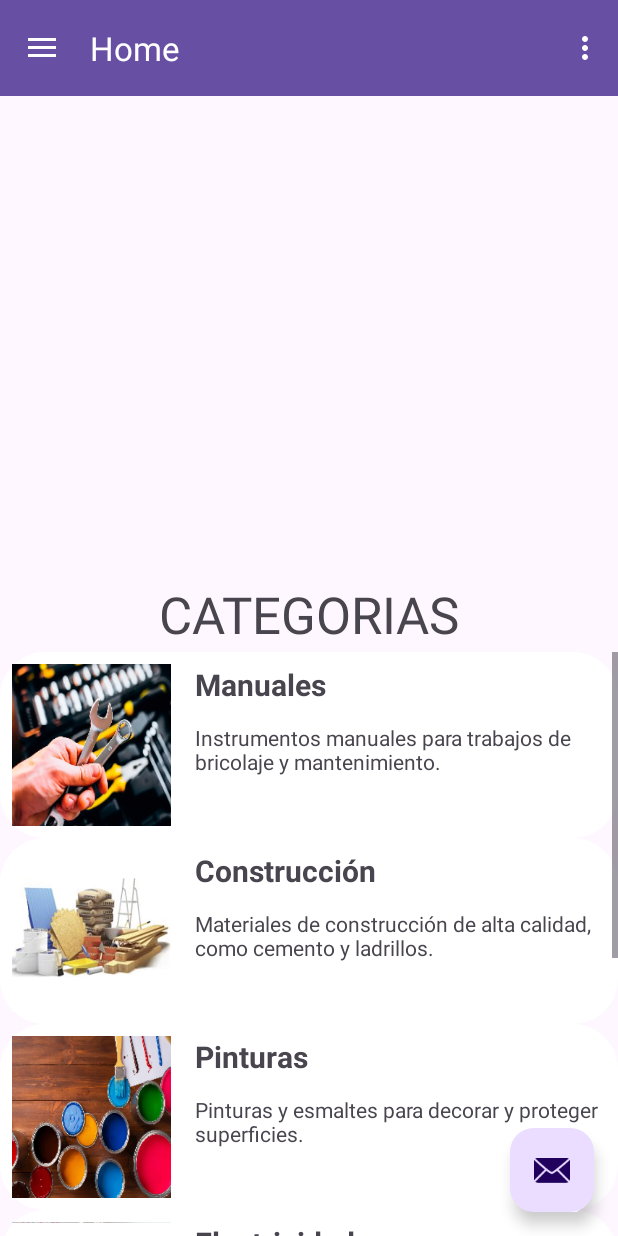
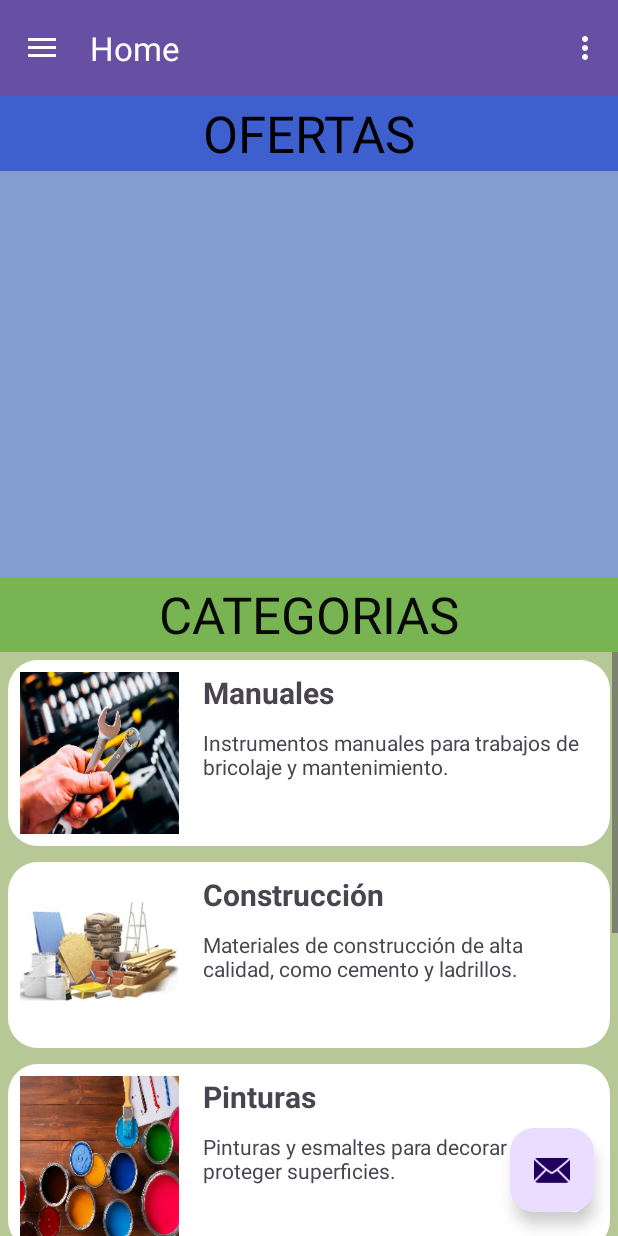
Before and after one commit to Juniors17904/Ferreteria, an Android app: the MenuActivity screen opened directly, with no data from a screen before it, on a phone screen of 412 x 824 dp. Run offline under Robolectric (Android 15) with nearby library versions, the phone set to English and light mode, and no system bars; our stand-ins replace navigation-ui.

Commit message:
cuarta entrega

```diff
--- a/app/src/main/java/com/example/ferreteria/CategoriaAdapter.java
+++ b/app/src/main/java/com/example/ferreteria/CategoriaAdapter.java
@@ -5,6 +5,7 @@ import android.view.View;
 import android.view.ViewGroup;
 import android.widget.ImageView;
 import android.widget.TextView;
+import android.util.Log; // Importar Log
 
 import androidx.annotation.NonNull;
 import androidx.recyclerview.widget.RecyclerView;
@@ -16,15 +17,18 @@ import java.util.List;
 public class CategoriaAdapter extends RecyclerView.Adapter<CategoriaAdapter.CategoriaViewHolder> {
 
     private List<Categoria> categorias;
+    private static final String TAG = "CategoriaAdapter";
 
     public CategoriaAdapter(List<Categoria> categorias) {
         this.categorias = categorias;
+        Log.i(TAG, "Adaptador de categorías inicializado con " + categorias.size() + " categorías.");
     }
 
     @NonNull
     @Override
     public CategoriaViewHolder onCreateViewHolder(@NonNull ViewGroup parent, int viewType) {
         View view = LayoutInflater.from(parent.getContext()).inflate(R.layout.item_categoria, parent, false);
+        Log.i(TAG, "onCreateViewHolder: Creando nueva vista para el elemento de categoría.");
         return new CategoriaViewHolder(view);
     }
 
@@ -34,10 +38,12 @@ public class CategoriaAdapter extends RecyclerView.Adapter<CategoriaAdapter.Cate
         holder.nombreTextView.setText(categoria.getNombre());
         holder.descripcionTextView.setText(categoria.getDescripcion());
         holder.imagenImageView.setImageResource(categoria.getImagen());
+        Log.i(TAG, "onBindViewHolder: Asociando datos a la posición " + position + ", Categoría: " + categoria.getNombre());
     }
 
     @Override
     public int getItemCount() {
+        Log.i(TAG, "getItemCount: Total de categorías: " + categorias.size());
         return categorias.size();
     }
 
@@ -50,6 +56,7 @@ public class CategoriaAdapter extends RecyclerView.Adapter<CategoriaAdapter.Cate
             imagenImageView = itemView.findViewById(R.id.imagenCategoria);
             nombreTextView = itemView.findViewById(R.id.nombreCategoria);
             descripcionTextView = itemView.findViewById(R.id.descripcionCategoria);
+            Log.i(TAG, "CategoriaViewHolder: Vista del elemento de categoría inicializada.");
         }
     }
 }
--- a/app/src/main/java/com/example/ferreteria/MenuActivity.java
+++ b/app/src/main/java/com/example/ferreteria/MenuActivity.java
@@ -34,11 +34,12 @@ public class MenuActivity extends AppCompatActivity {
     private CategoriaAdapter adapter;
     private List<Categoria> categorias;
 
-    private static final String TAG = "MenuActivity"; // Etiqueta para los logs
+    private static final String TAG = "MenuActivity";
 
     @Override
     protected void onCreate(Bundle savedInstanceState) {
         super.onCreate(savedInstanceState);
+        Log.i("----------------------------------", "--------------------------------------");
 
         //-------------- Binding: Usa View Binding para simplificar la gestión de vistas.----------------
         binding = ActivityMenuBinding.inflate(getLayoutInflater());
@@ -78,10 +79,27 @@ public class MenuActivity extends AppCompatActivity {
         Log.i(TAG, "onCreate: NavigationView configurado con NavController");
 
         // Inicializar RecyclerView
-        initRecyclerView();
+        //initRecyclerViewCategorias();
     }
 
-    private void initRecyclerView() {
+    @Override
+    public boolean onCreateOptionsMenu(Menu menu) {
+        // Inflar el menú; esto añade elementos a la barra de acción si está presente.
+        getMenuInflater().inflate(R.menu.menu, menu);
+        Log.i(TAG, "onCreateOptionsMenu: Menú inflado");
+        return true;
+    }
+
+    @Override
+    public boolean onSupportNavigateUp() {
+        NavController navController = Navigation.findNavController(this, R.id.nav_host_fragment_content_menu2);
+        Log.i(TAG, "onSupportNavigateUp: Navegando hacia arriba");
+        return NavigationUI.navigateUp(navController, mAppBarConfiguration)
+                || super.onSupportNavigateUp();
+    }
+
+
+    private void initRecyclerViewCategorias() {
         Log.i(TAG, "initRecyclerView: Inicializando RecyclerView");
         recyclerView = findViewById(R.id.recyclerViewCategorias);
         recyclerView.setLayoutManager(new LinearLayoutManager(this));
@@ -123,20 +141,4 @@ public class MenuActivity extends AppCompatActivity {
         recyclerView.setAdapter(adapter);
         Log.i(TAG, "initRecyclerView: Adaptador configurado con " + categorias.size() + " categorías");
     }
-
-    @Override
-    public boolean onCreateOptionsMenu(Menu menu) {
-        // Inflar el menú; esto añade elementos a la barra de acción si está presente.
-        getMenuInflater().inflate(R.menu.menu, menu);
-        Log.i(TAG, "onCreateOptionsMenu: Menú inflado");
-        return true;
-    }
-
-    @Override
-    public boolean onSupportNavigateUp() {
-        NavController navController = Navigation.findNavController(this, R.id.nav_host_fragment_content_menu2);
-        Log.i(TAG, "onSupportNavigateUp: Navegando hacia arriba");
-        return NavigationUI.navigateUp(navController, mAppBarConfiguration)
-                || super.onSupportNavigateUp();
-    }
 }
--- a/app/src/main/java/com/example/ferreteria/servicios/ConectaDB.java
+++ b/app/src/main/java/com/example/ferreteria/servicios/ConectaDB.java
@@ -173,4 +173,6 @@ public class ConectaDB extends SQLiteOpenHelper {
         Log.i(TAG, "Todas las categorías fueron insertadas correctamente.");
     }
 
+
+
 }
--- a/app/src/main/java/com/example/ferreteria/ui/home/HomeFragment.java
+++ b/app/src/main/java/com/example/ferreteria/ui/home/HomeFragment.java
@@ -3,12 +3,13 @@ package com.example.ferreteria.ui.home;
 import android.database.Cursor;
 import android.database.sqlite.SQLiteDatabase;
 import android.os.Bundle;
+import android.util.Log;
 import android.view.LayoutInflater;
 import android.view.View;
 import android.view.ViewGroup;
+
 import androidx.annotation.NonNull;
 import androidx.fragment.app.Fragment;
-import androidx.lifecycle.ViewModelProvider;
 import androidx.recyclerview.widget.LinearLayoutManager;
 import androidx.recyclerview.widget.RecyclerView;
 
@@ -28,25 +29,51 @@ public class HomeFragment extends Fragment {
     private RecyclerView recyclerView;
     private CategoriaAdapter adapter;
     private List<Categoria> categorias;
+    private static final String TAG = "HOME FRAGMENT";
 
     public View onCreateView(@NonNull LayoutInflater inflater, ViewGroup container, Bundle savedInstanceState) {
+        Log.i(TAG, "onCreateView iniciado");
         binding = FragmentHomeBinding.inflate(inflater, container, false);
         View root = binding.getRoot();
 
         // Configurar el RecyclerView
         recyclerView = root.findViewById(R.id.recyclerViewCategorias);
         recyclerView.setLayoutManager(new LinearLayoutManager(getContext()));
+        Log.i(TAG, "RecyclerView configurado con LinearLayoutManager");
 
         // Inicializar la lista de categorías
         categorias = new ArrayList<>();
+        Log.i(TAG, "Lista de categorías inicializada");
 
+        // Cargar categorías desde la base de datos
+        cargarCategorias();
+
+        // Configurar el adaptador del RecyclerView
+        adapter = new CategoriaAdapter(categorias);
+        recyclerView.setAdapter(adapter);
+        Log.i(TAG, "Adaptador del RecyclerView configurado");
+
+        return root;
+    }
+
+    @Override
+    public void onDestroyView() {
+        super.onDestroyView();
+        binding = null;
+        Log.i(TAG, "onDestroyView llamado y binding establecido a null");
+    }
+
+    private void cargarCategorias() {
         // Conexión a la base de datos
         ConectaDB conectaDB = new ConectaDB(getContext());
         SQLiteDatabase db = conectaDB.getReadableDatabase();
+        Log.i(TAG, "Conexión a la base de datos establecida");
 
         // Ejecutar la consulta
         Cursor cursor = db.rawQuery("SELECT * FROM " + ConstantesApp.TABLA_CATEGORIAS, null);
+        Log.i(TAG, "Consulta a la base de datos ejecutada");
 
+        // Iterar a través de los resultados
         if (cursor.moveToFirst()) {
             do {
                 int id = cursor.getInt(0);
@@ -56,20 +83,12 @@ public class HomeFragment extends Fragment {
 
                 // Agregar categoría a la lista
                 categorias.add(new Categoria(id, nombre, descripcion, imagen));
+                Log.i(TAG, "Categoría agregada: " + nombre);
             } while (cursor.moveToNext());
         }
         cursor.close();
-
-        // Configurar el adaptador del RecyclerView
-        adapter = new CategoriaAdapter(categorias);
-        recyclerView.setAdapter(adapter);
-
-        return root;
+        Log.i(TAG, "Cursor cerrado después de la iteración");
     }
 
-    @Override
-    public void onDestroyView() {
-        super.onDestroyView();
-        binding = null;
-    }
+
 }
--- a/app/src/main/res/drawable/rounded_corners.xml
+++ b/app/src/main/res/drawable/rounded_corners.xml
@@ -1,6 +1,6 @@
 <?xml version="1.0" encoding="utf-8"?>
 <shape xmlns:android="http://schemas.android.com/apk/res/android"
     android:shape="rectangle">
-    <corners android:radius="30dp" /> <!-- Ajusta el radio como desees -->
+    <corners android:radius="20dp" /> <!-- Ajusta el radio como desees -->
     <solid android:color="@android:color/white" /> <!-- Color de fondo -->
 </shape>
--- a/app/src/main/res/layout/content_menu.xml
+++ b/app/src/main/res/layout/content_menu.xml
@@ -16,6 +16,7 @@
         app:layout_constraintLeft_toLeftOf="parent"
         app:layout_constraintRight_toRightOf="parent"
         app:layout_constraintTop_toTopOf="parent"
+
         app:defaultNavHost="true"
         app:navGraph="@navigation/mobile_navigation"
     />
--- a/app/src/main/res/layout/fragment_home.xml
+++ b/app/src/main/res/layout/fragment_home.xml
@@ -10,9 +10,10 @@
 
     <androidx.recyclerview.widget.RecyclerView
         android:id="@+id/recyclerViewCategorias"
-        android:layout_width="412dp"
+        android:layout_width="0dp"
         android:layout_height="389dp"
         android:layout_centerInParent="true"
+        android:background="#B5C895"
         android:scrollbars="vertical"
         app:layout_constraintBottom_toBottomOf="parent"
         app:layout_constraintEnd_toEndOf="parent"
@@ -20,13 +21,41 @@
 
     <TextView
         android:id="@+id/textView2"
-        android:layout_width="410dp"
+        android:layout_width="0dp"
         android:layout_height="50dp"
+        android:background="#AD3C9600"
         android:gravity="center"
         android:text="CATEGORIAS"
+        android:textColor="#090909"
         android:textSize="34sp"
         app:layout_constraintBottom_toTopOf="@+id/recyclerViewCategorias"
         app:layout_constraintEnd_toEndOf="parent"
         app:layout_constraintStart_toStartOf="parent" />
 
+    <TextView
+        android:id="@+id/textView3"
+        android:layout_width="0dp"
+        android:layout_height="50dp"
+        android:background="#3D60CE"
+        android:gravity="center"
+        android:text="OFERTAS"
+        android:textAlignment="gravity"
+        android:textColor="#000000"
+        android:textSize="34sp"
+        app:layout_constraintEnd_toEndOf="parent"
+        app:layout_constraintHorizontal_bias="0.0"
+        app:layout_constraintStart_toStartOf="parent"
+        app:layout_constraintTop_toTopOf="parent" />
+
+    <androidx.recyclerview.widget.RecyclerView
+        android:id="@+id/recyclerViewOferta"
+        android:layout_width="0dp"
+        android:layout_height="0dp"
+        android:background="#839DD1"
+        android:orientation="vertical"
+        app:layout_constraintBottom_toTopOf="@+id/textView2"
+        app:layout_constraintEnd_toEndOf="parent"
+        app:layout_constraintStart_toStartOf="parent"
+        app:layout_constraintTop_toBottomOf="@+id/textView3" />
+
 </androidx.constraintlayout.widget.ConstraintLayout>
--- a/app/src/main/res/layout/item_categoria.xml
+++ b/app/src/main/res/layout/item_categoria.xml
@@ -2,18 +2,20 @@
 <LinearLayout xmlns:android="http://schemas.android.com/apk/res/android"
     android:layout_width="match_parent"
     android:layout_height="wrap_content"
+    android:layout_margin="5dp"
+    android:layout_marginStart="4dp"
+    android:background="@drawable/rounded_corners"
     android:orientation="horizontal"
-    android:padding="8dp"
-    android:background="@drawable/rounded_corners">
+    android:padding="8dp">
 
     <ImageView
         android:id="@+id/imagenCategoria"
         android:layout_width="106dp"
         android:layout_height="108dp"
+        android:background="@drawable/rounded_corners"
+
         android:scaleType="centerCrop"
-
-        android:src="@drawable/construccion"
-        android:background="@drawable/rounded_corners"/>
+        android:src="@drawable/pinturas" />
 
     <LinearLayout
         android:layout_width="287dp"
@@ -23,16 +25,16 @@
 
         <TextView
             android:id="@+id/nombreCategoria"
-            android:layout_width="270dp"
-            android:layout_height="39dp"
+            android:layout_width="261dp"
+            android:layout_height="37dp"
             android:text="Nombre"
             android:textSize="20sp"
             android:textStyle="bold" />
 
         <TextView
             android:id="@+id/descripcionCategoria"
-            android:layout_width="270dp"
-            android:layout_height="68dp"
+            android:layout_width="261dp"
+            android:layout_height="70dp"
             android:text="Descripción" />
     </LinearLayout>
 </LinearLayout>
```
